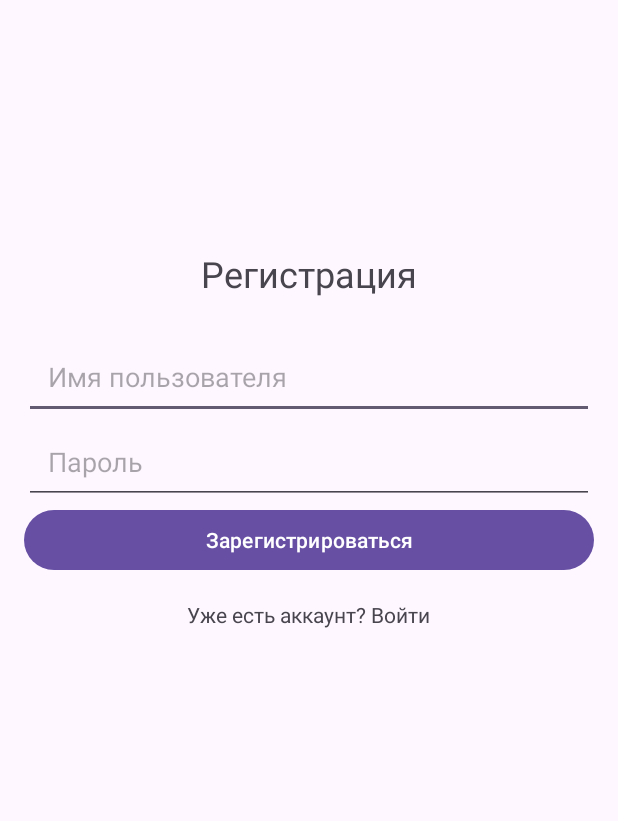
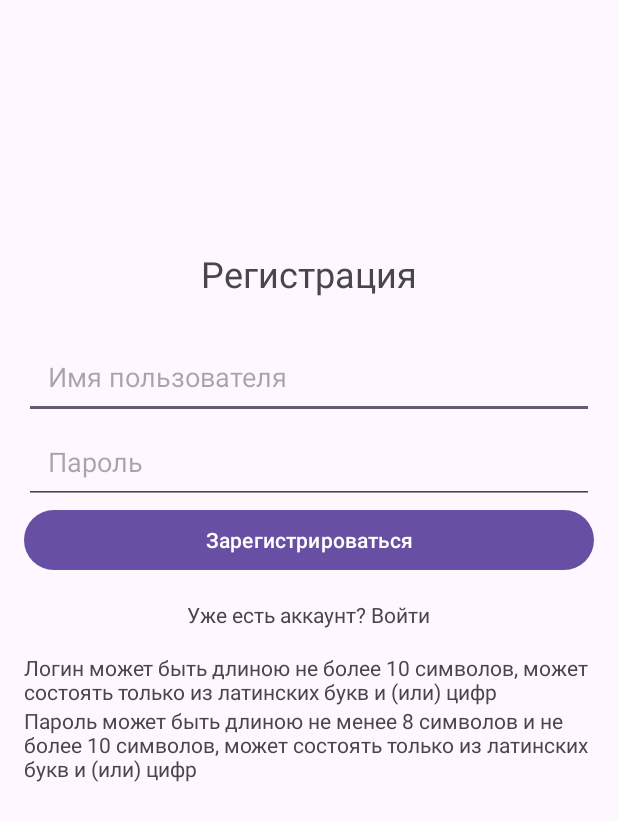
Before and after one commit to NastyaKuznet/FocusTime, an Android app: the screen it shows after launch (MainActivity), on a phone screen of 412 x 824 dp. Shown: the top 821 px of the screen. Run offline under Robolectric (Android 15) with nearby library versions, the phone set to English and light mode, and no system bars; libraries missing offline, so code that uses them is left out: by.kirich1409.viewbindingdelegate; 3 statements that could not run were skipped.

Commit message:
correct state and transfer to "root"

```diff
--- a/app/src/main/java/com/example/focustime/data/network/services/RemoteDatabaseService.kt
+++ b/app/src/main/java/com/example/focustime/data/network/services/RemoteDatabaseService.kt
@@ -1,13 +1,14 @@
 package com.example.focustime.data.network.services
 
+import com.example.focustime.data.models.*
 import com.example.focustime.data.network.entities.request.*
 import retrofit2.http.*
 
 interface RemoteDatabaseService {
 
     @POST("/authorization")
-    suspend fun authorizationUser(@Body requestBody: UserAuthAndRegistrationRequest)
+    suspend fun authorizationUser(@Body requestBody: UserAuthAndRegistrationRequest): User
 
     @POST("/registration")
-    suspend fun registrationUser(@Body requestBody: UserAuthAndRegistrationRequest)
+    suspend fun registrationUser(@Body requestBody: UserAuthAndRegistrationRequest): User
 }
--- a/app/src/main/java/com/example/focustime/domain/usecases/AuthorizationUserUseCase.kt
+++ b/app/src/main/java/com/example/focustime/domain/usecases/AuthorizationUserUseCase.kt
@@ -1,18 +1,19 @@
 package com.example.focustime.domain.usecases
 
+import com.example.focustime.data.network.entities.ResultUser
 import com.example.focustime.data.network.repositories.RemoteDatabaseRepository
 import javax.inject.Inject
 
 interface AuthorizationUserUseCase {
 
-    suspend operator fun invoke(nickname: String, password: String): Boolean
+    suspend operator fun invoke(nickname: String, password: String): ResultUser
 }
 
 class AuthorizationUserUseCaseImpl @Inject constructor(
     private val remoteDatabaseRepository: RemoteDatabaseRepository
 ): AuthorizationUserUseCase {
 
-    override suspend fun invoke(nickname: String, password: String): Boolean {
+    override suspend fun invoke(nickname: String, password: String): ResultUser {
         return remoteDatabaseRepository.authorizationUser(nickname, password)
     }
 }
--- a/app/src/main/java/com/example/focustime/domain/usecases/RegistrationUserUseCase.kt
+++ b/app/src/main/java/com/example/focustime/domain/usecases/RegistrationUserUseCase.kt
@@ -1,18 +1,19 @@
 package com.example.focustime.domain.usecases
 
+import com.example.focustime.data.network.entities.ResultUser
 import com.example.focustime.data.network.repositories.RemoteDatabaseRepository
 import javax.inject.Inject
 
 interface RegistrationUserUseCase {
 
-    suspend operator fun invoke(nickname: String, password: String): Boolean
+    suspend operator fun invoke(nickname: String, password: String): ResultUser
 }
 
 class RegistrationUserUseCaseImpl @Inject constructor(
     private val remoteDatabaseRepository: RemoteDatabaseRepository
 ): RegistrationUserUseCase {
 
-    override suspend fun invoke(nickname: String, password: String): Boolean {
+    override suspend fun invoke(nickname: String, password: String): ResultUser {
 
         return remoteDatabaseRepository.registrationUser(nickname, password)
     }
--- a/app/src/main/java/com/example/focustime/domain/usecases/UserValidation.kt
+++ b/app/src/main/java/com/example/focustime/domain/usecases/UserValidation.kt
@@ -5,7 +5,7 @@ class UserValidation {
 
     fun validationRegistrationOrAuthorization(nickname: String, password: String): Boolean{
         val validNick =  Regex("^[a-zA-Z0-9]{1,10}$").matches(nickname)
-        val validPass =  Regex("^[a-zA-Z0-9]{8,15}$").matches(nickname)
+        val validPass =  Regex("^[a-zA-Z0-9]{8,15}$").matches(password)
         return validNick && validPass
     }
     //nickname может быть длиною не более 10 символов, может состоять только из латинских букв и (или) цифр
--- a/app/src/main/java/com/example/focustime/presentation/registration/RegistrationUiState.kt
+++ /dev/null
@@ -1,8 +0,0 @@
-package com.example.focustime.presentation.registration
-
-sealed class RegistrationUiState {
-    data object Initial : RegistrationUiState()
-    data object Loading : RegistrationUiState()
-    data object Success : RegistrationUiState()
-    data object Error : RegistrationUiState()
-}
--- a/app/src/main/res/layout/fragment_registration.xml
+++ b/app/src/main/res/layout/fragment_registration.xml
@@ -28,7 +28,8 @@
         android:layout_width="match_parent"
         android:layout_height="wrap_content"
         android:hint="Пароль"
-        android:padding="16dp"/>
+        android:padding="16dp"
+        android:inputType="textPassword"/>
 
     <Button
         android:id="@+id/buttonRegister"
@@ -45,4 +46,18 @@
         android:paddingTop="16dp"
         android:padding="16dp"/>
 
+    <TextView
+        android:layout_width="wrap_content"
+        android:layout_height="wrap_content"
+        android:text="Логин может быть длиною не более
+10 символов, может состоять только из латинских
+букв и (или) цифр" />
+
+    <TextView
+        android:layout_width="wrap_content"
+        android:layout_height="wrap_content"
+        android:text="Пароль может быть длиною
+не менее 8 символов и не более 10 символов,
+может состоять только из латинских букв и (или) цифр" />
+
 </LinearLayout>
--- a/app/src/main/res/navigation/main_nav_graph.xml
+++ b/app/src/main/res/navigation/main_nav_graph.xml
@@ -13,6 +13,9 @@
         <action
             android:id="@+id/action_registrationFragment_to_authorizationFragment"
             app:destination="@id/authorizationFragment" />
+        <action
+            android:id="@+id/action_registrationFragment_to_rootFragment"
+            app:destination="@id/rootFragment" />
     </fragment>
 
     <fragment
@@ -23,5 +26,12 @@
         <action
             android:id="@+id/action_authorizationFragment_to_registrationFragment"
             app:destination="@id/registrationFragment" />
+        <action
+            android:id="@+id/action_authorizationFragment_to_rootFragment"
+            app:destination="@id/rootFragment" />
     </fragment>
+    <fragment
+        android:id="@+id/rootFragment"
+        android:name="com.example.focustime.presentation.root.RootFragment"
+        android:label="RootFragment" />
 </navigation>
```
Also changed, not shown: app/src/main/java/com/example/focustime/data/models/User.kt (added, +8 -0 lines), app/src/main/java/com/example/focustime/data/network/entities/ResultUser.kt (added, +8 -0 lines), app/src/main/java/com/example/focustime/data/network/repositories/RemoteDatabaseRepository.kt (+12 -10 lines), app/src/main/java/com/example/focustime/presentation/authorization/AuthorizationFragment.kt (+10 -5 lines), app/src/main/java/com/example/focustime/presentation/authorization/AuthorizationUserFragmentViewModel.kt (+18 -9 lines), app/src/main/java/com/example/focustime/presentation/models/ResultUIState.kt (added, +9 -0 lines), app/src/main/java/com/example/focustime/presentation/models/ResultUIUser.kt (added, +8 -0 lines), app/src/main/java/com/example/focustime/presentation/registration/RegistrationFragment.kt (+25 -13 lines), app/src/main/java/com/example/focustime/presentation/registration/RegistrationUserFragmentViewModel.kt (+27 -8 lines), app/src/main/java/com/example/focustime/presentation/root/RootFragment.kt (added, +34 -0 lines), app/src/main/res/layout/fragment_root.xml (added, +14 -0 lines).
